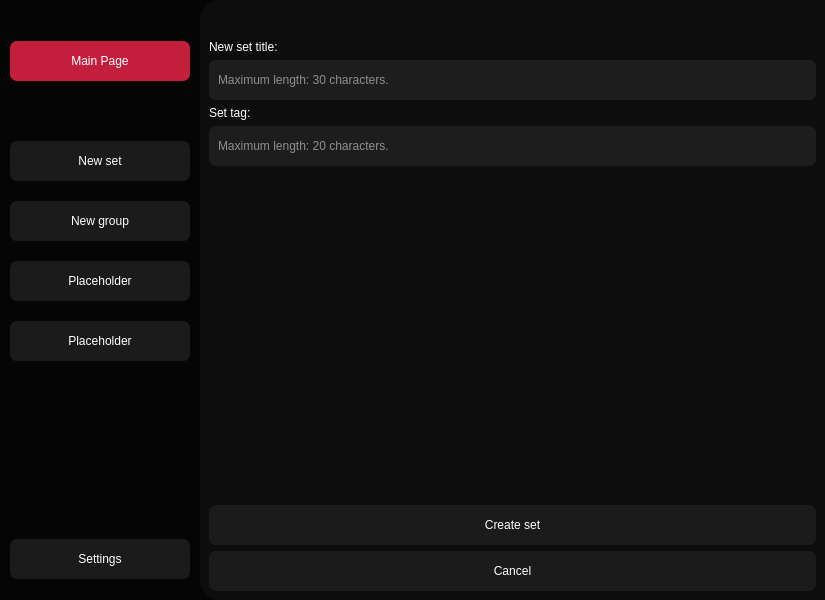
marzky/reWord, file reWord.ui: the form before one commit.
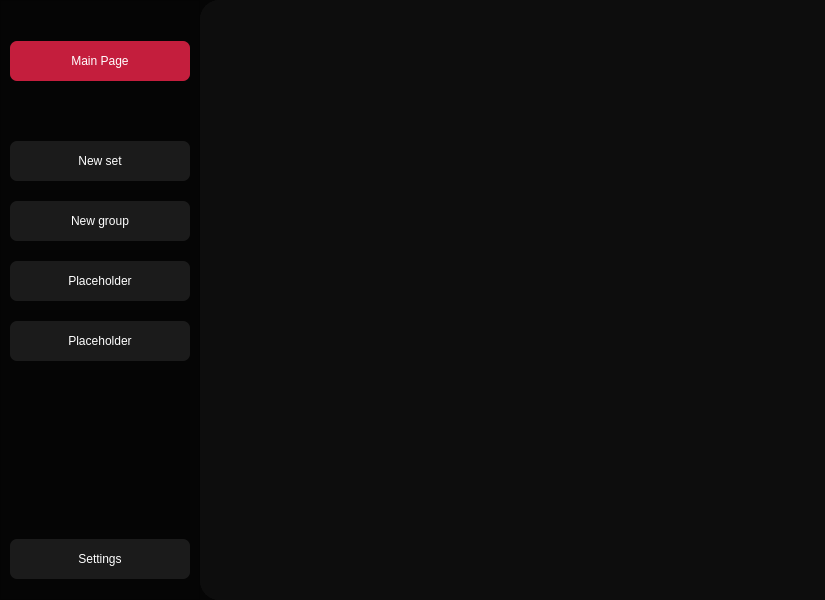
The form after the commit.

Commit message: Main page gridbox fixes

```diff
--- a/reWord.ui
+++ b/reWord.ui
@@ -323,7 +323,7 @@
        <item>
         <widget class="QStackedWidget" name="pages">
          <property name="currentIndex">
-          <number>1</number>
+          <number>2</number>
          </property>
          <widget class="QWidget" name="mainPage">
           <layout class="QHBoxLayout" name="horizontalLayout_2">
@@ -571,6 +571,7 @@
            </item>
           </layout>
          </widget>
+         <widget class="QWidget" name="setEditor"/>
         </widget>
        </item>
       </layout>
```
The commit also changes 1 other file.
